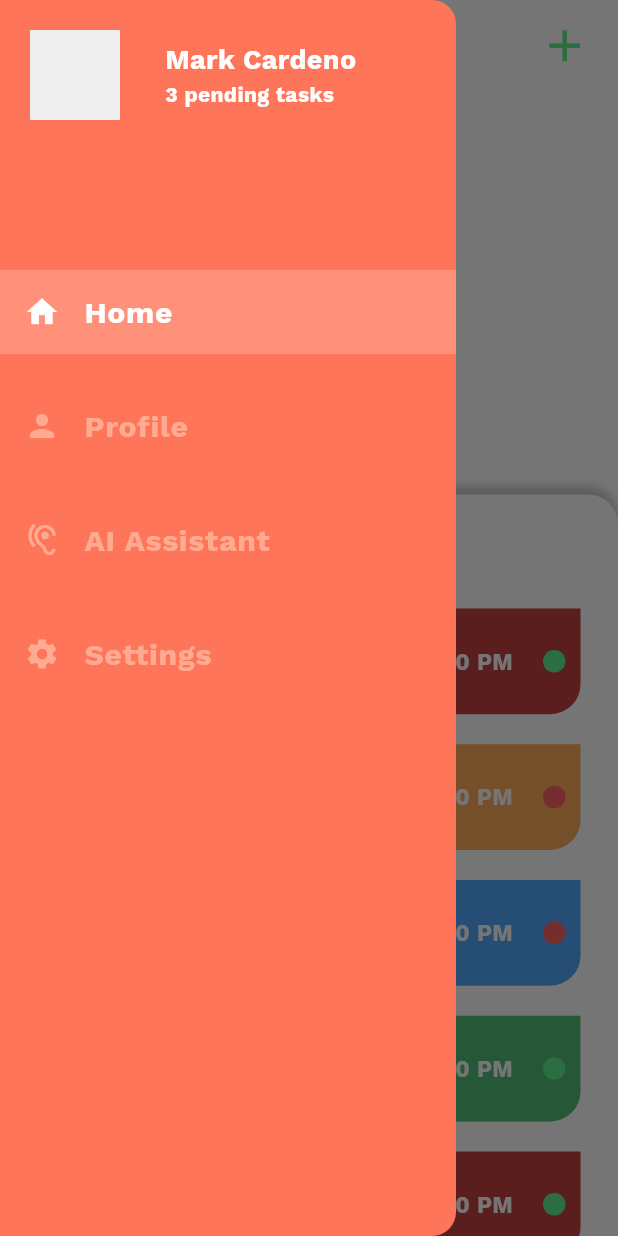
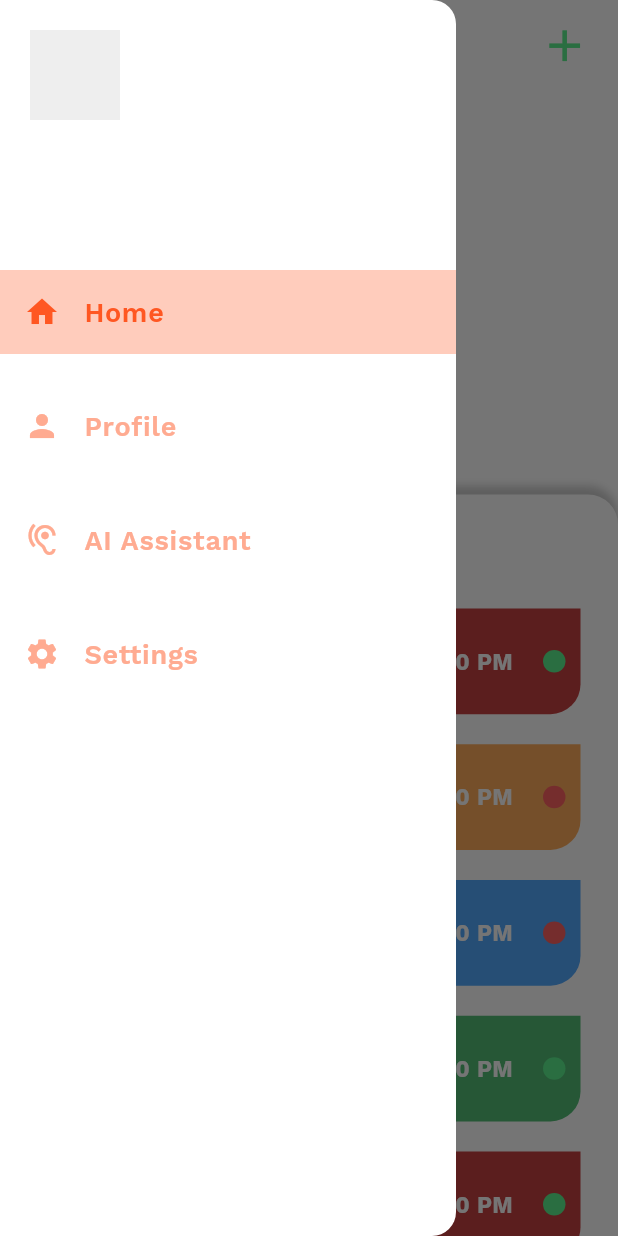
Before and after one commit to Markuuu13/companion, a Flutter app: the Navigation screen opened directly, with the side drawer open, on a phone screen of 412 x 824 dp. Run offline on Flutter 3.47's test engine with Material 3 defaults, Android fonts, the phone set to English and light mode, and no system bars; our stand-ins replace cherry_toast, get, get_storage, google_fonts, supabase_flutter; missing offline and left inert: dart_jsonwebtoken; accounts and stored records are empty.

```diff
--- a/lib/components/navigation.dart
+++ b/lib/components/navigation.dart
@@ -42,7 +42,7 @@ class _NavigationState extends State<Navigation> {
         ),
       ),
       drawer: Drawer(
-        backgroundColor: mainColor,
+        backgroundColor: Colors.white,
         child: ListView(
           children: [
             Padding(
@@ -83,7 +83,7 @@ class _NavigationState extends State<Navigation> {
               () => ListTile(
                 tileColor:
                     navigationController.selectedIndex.value == 0
-                        ? Colors.white.withOpacity(0.2)
+                        ? Colors.deepOrange[100]
                         : Colors.transparent,
                 shape: RoundedRectangleBorder(
                   borderRadius: BorderRadius.circular(0),
@@ -96,7 +96,7 @@ class _NavigationState extends State<Navigation> {
                   Icons.home,
                   color:
                       navigationController.selectedIndex.value == 0
-                          ? Colors.white
+                          ? Colors.deepOrange
                           : Colors.deepOrange[200],
                 ),
                 title: Text(
@@ -104,10 +104,10 @@ class _NavigationState extends State<Navigation> {
                   style: GoogleFonts.workSans(
                     color:
                         navigationController.selectedIndex.value == 0
-                            ? Colors.white
+                            ? Colors.deepOrange
                             : Colors.deepOrange[200],
-                    fontSize: 20,
-                    fontWeight: FontWeight.bold,
+                    fontSize: 18,
+                    fontWeight: FontWeight.w600,
                   ),
                 ),
               ),
@@ -119,7 +119,7 @@ class _NavigationState extends State<Navigation> {
               () => ListTile(
                 tileColor:
                     navigationController.selectedIndex.value == 1
-                        ? Colors.white.withOpacity(0.2)
+                        ? Colors.deepOrange[100]
                         : Colors.transparent,
                 shape: RoundedRectangleBorder(
                   borderRadius: BorderRadius.circular(0),
@@ -132,7 +132,7 @@ class _NavigationState extends State<Navigation> {
                   Icons.person,
                   color:
                       navigationController.selectedIndex.value == 1
-                          ? Colors.white
+                          ? Colors.deepOrange
                           : Colors.deepOrange[200],
                 ),
                 title: Text(
@@ -140,10 +140,10 @@ class _NavigationState extends State<Navigation> {
                   style: GoogleFonts.workSans(
                     color:
                         navigationController.selectedIndex.value == 1
-                            ? Colors.white
+                            ? Colors.deepOrange
                             : Colors.deepOrange[200],
-                    fontSize: 20,
-                    fontWeight: FontWeight.bold,
+                    fontSize: 18,
+                    fontWeight: FontWeight.w600,
                   ),
                 ),
               ),
@@ -155,7 +155,7 @@ class _NavigationState extends State<Navigation> {
               () => ListTile(
                 tileColor:
                     navigationController.selectedIndex.value == 2
-                        ? Colors.white.withOpacity(0.2)
+                        ? Colors.deepOrange[100]
                         : Colors.transparent,
                 shape: RoundedRectangleBorder(
                   borderRadius: BorderRadius.circular(0),
@@ -168,7 +168,7 @@ class _NavigationState extends State<Navigation> {
                   Icons.hearing_outlined,
                   color:
                       navigationController.selectedIndex.value == 2
-                          ? Colors.white
+                          ? Colors.deepOrange
                           : Colors.deepOrange[200],
                 ),
                 title: Text(
@@ -176,10 +176,10 @@ class _NavigationState extends State<Navigation> {
                   style: GoogleFonts.workSans(
                     color:
                         navigationController.selectedIndex.value == 2
-                            ? Colors.white
+                            ? Colors.deepOrange
                             : Colors.deepOrange[200],
-                    fontSize: 20,
-                    fontWeight: FontWeight.bold,
+                    fontSize: 18,
+                    fontWeight: FontWeight.w600,
                   ),
                 ),
               ),
@@ -191,7 +191,7 @@ class _NavigationState extends State<Navigation> {
               () => ListTile(
                 tileColor:
                     navigationController.selectedIndex.value == 3
-                        ? Colors.white.withOpacity(0.2)
+                        ? Colors.deepOrange[100]
                         : Colors.transparent,
                 shape: RoundedRectangleBorder(
                   borderRadius: BorderRadius.circular(0),
@@ -204,7 +204,7 @@ class _NavigationState extends State<Navigation> {
                   Icons.settings,
                   color:
                       navigationController.selectedIndex.value == 3
-                          ? Colors.white
+                          ? Colors.deepOrange
                           : Colors.deepOrange[200],
                 ),
                 title: Text(
@@ -212,10 +212,10 @@ class _NavigationState extends State<Navigation> {
                   style: GoogleFonts.workSans(
                     color:
                         navigationController.selectedIndex.value == 3
-                            ? Colors.white
+                            ? Colors.deepOrange
                             : Colors.deepOrange[200],
-                    fontSize: 20,
-                    fontWeight: FontWeight.bold,
+                    fontSize: 18,
+                    fontWeight: FontWeight.w600,
                   ),
                 ),
               ),
--- a/lib/constants.dart
+++ b/lib/constants.dart
@@ -4,7 +4,7 @@ import 'package:flutter/material.dart';
 import 'package:get/get.dart';
 import 'package:google_fonts/google_fonts.dart';
 
-var backendUrl = 'http://192.168.0.116:3500';
+var backendUrl = 'http://192.168.0.118:3500';
 
 var mainColor = Color(0xFFFF7559);
 var completeColor = Color(0xFF5BEF8D);
--- /dev/null
+++ b/lib/db.dart
@@ -0,0 +1,6 @@
+import 'package:supabase_flutter/supabase_flutter.dart';
+
+final supabase = SupabaseClient(
+  'https://dcgswtdgzrqmelhubudu.supabase.co',
+  'eyJhbGciOiJIUzI1NiIsInR5cCI6IkpXVCJ9.eyJpc3MiOiJzdXBhYmFzZSIsInJlZiI6ImRjZ3N3dGRnenJxbWVsaHVidWR1Iiwicm9sZSI6ImFub24iLCJpYXQiOjE3NDIxNDkyMTMsImV4cCI6MjA1NzcyNTIxM30.k3D-qJD7VRphsjpWUf9p1ixu5N3y2gXoJg7_ebkQEDQ',
+);
--- a/pubspec.yaml
+++ b/pubspec.yaml
@@ -43,6 +43,7 @@ dependencies:
   cherry_toast: ^1.12.0
   get_storage: ^2.1.1
   dart_jsonwebtoken: ^3.2.0
+  supabase_flutter: ^2.8.4
 
 dev_dependencies:
   flutter_test:
```
Also changed, not shown: lib/screens/navigation/profile.dart (+23 -22 lines), lib/service/auth_service.dart (+49 -4 lines), lib/service/user_service.dart (added, +16 -0 lines), pubspec.lock, 9 other files.
